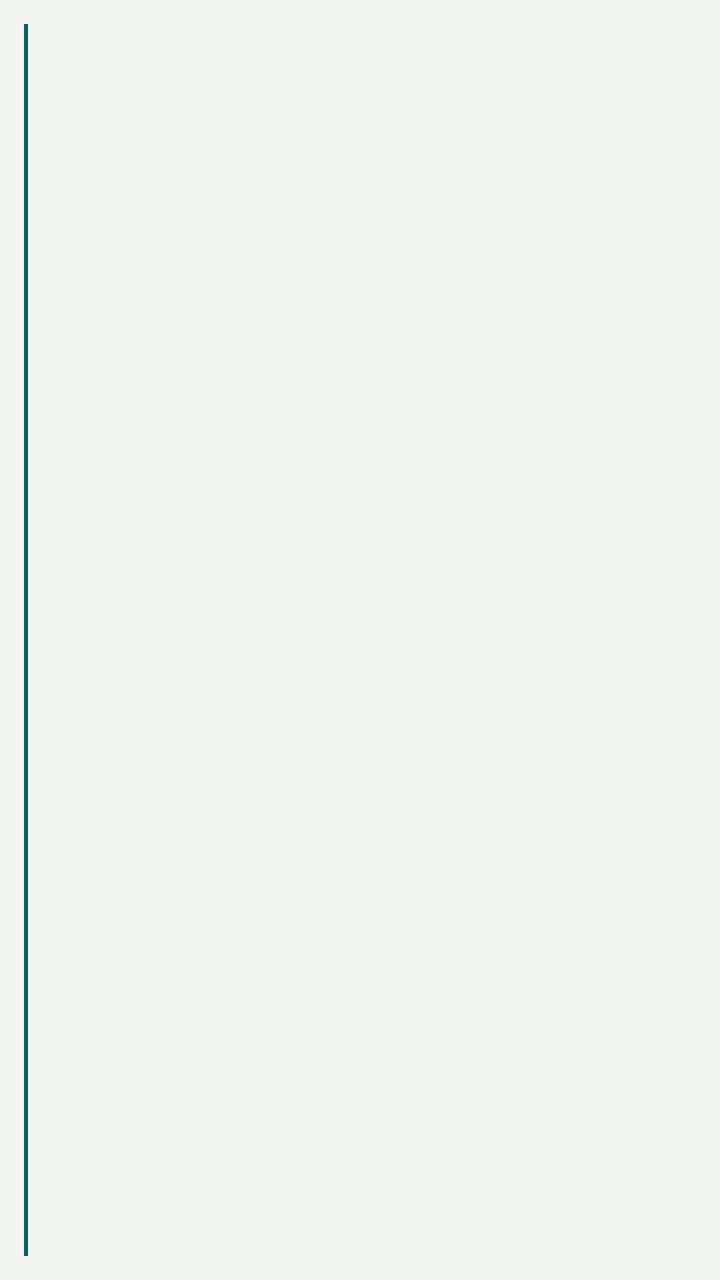
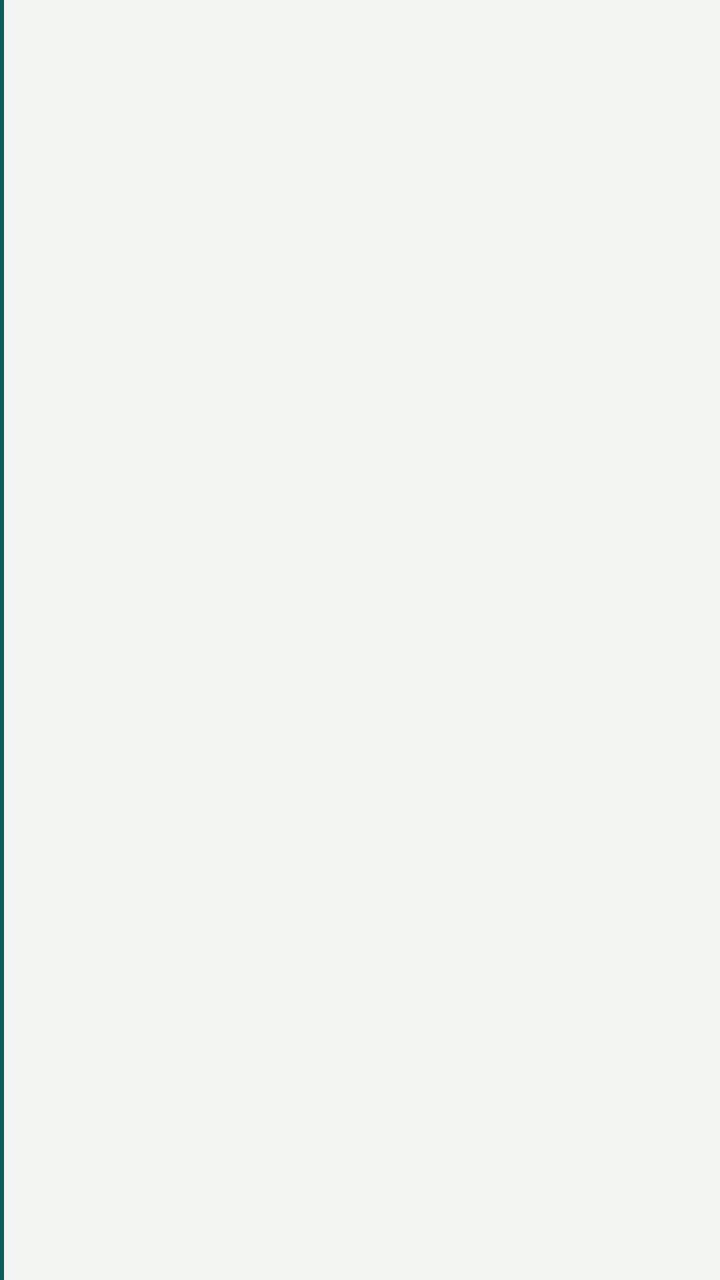

Before-and-after screenshots of an Android layout around one commit, followed by the original layout XML and the change that was made.
<!-- AndroidManifest.xml: application theme Theme.Beancount -->
<!-- res/layout/widget_balances.xml -->
<?xml version="1.0" encoding="utf-8"?>
<LinearLayout xmlns:android="http://schemas.android.com/apk/res/android"
    android:id="@+id/widget_root"
    android:layout_width="match_parent"
    android:layout_height="match_parent"
    android:orientation="horizontal"
    android:padding="12dp"
    android:background="@drawable/widget_background">

    <View
        android:layout_width="2dp"
        android:layout_height="match_parent"
        android:background="@color/widget_rule" />

    <LinearLayout
        android:layout_width="match_parent"
        android:layout_height="match_parent"
        android:orientation="vertical"
        android:paddingStart="10dp"
        android:paddingLeft="10dp">

        <TextView
            android:id="@+id/widget_label"
            android:layout_width="match_parent"
            android:layout_height="wrap_content"
            android:maxLines="1"
            android:ellipsize="end"
            android:textSize="12sp"
            android:textColor="@color/widget_label" />

        <LinearLayout
            android:id="@+id/widget_rows"
            android:layout_width="match_parent"
            android:layout_height="0dp"
            android:layout_weight="1"
            android:orientation="vertical" />

        <TextView
            android:id="@+id/widget_footnote"
            android:layout_width="match_parent"
            android:layout_height="wrap_content"
            android:maxLines="2"
            android:ellipsize="end"
            android:textSize="11sp"
            android:textColor="@color/widget_footnote" />
    </LinearLayout>
</LinearLayout>
<!-- resources referenced by this layout -->
<resources>
  <color name="widget_footnote">#6B7873</color>
  <color name="widget_label">#4A5754</color>
  <color name="widget_rule">#0B5F5B</color>
  <!-- drawable widget_background (drawable) -->
  <?xml version="1.0" encoding="utf-8"?>
  <shape xmlns:android="http://schemas.android.com/apk/res/android" android:shape="rectangle">
      <corners android:radius="16dp" />
      <solid android:color="@color/widget_surface" />
  </shape>
  <style name="Theme.Beancount" parent="android:Theme.Material.Light.NoActionBar">
          <item name="android:windowBackground">@color/window_background</item>
      </style>
  <color name="widget_surface">#F3F5F2</color>
  <color name="window_background">#F3F5F2</color>
</resources>

<!-- the commit's change to res/layout/widget_balances.xml (unified diff, before → after) -->
@@ -3,45 +3,37 @@
     android:id="@+id/widget_root"
     android:layout_width="match_parent"
     android:layout_height="match_parent"
-    android:orientation="horizontal"
-    android:padding="12dp"
+    android:orientation="vertical"
+    android:paddingTop="12dp"
+    android:paddingBottom="12dp"
+    android:paddingEnd="12dp"
+    android:paddingRight="12dp"
+    android:paddingStart="22dp"
+    android:paddingLeft="22dp"
     android:background="@drawable/widget_background">
 
-    <View
-        android:layout_width="2dp"
-        android:layout_height="match_parent"
-        android:background="@color/widget_rule" />
+    <TextView
+        android:id="@+id/widget_label"
+        android:layout_width="match_parent"
+        android:layout_height="wrap_content"
+        android:maxLines="1"
+        android:ellipsize="end"
+        android:textSize="12sp"
+        android:textColor="@color/widget_label" />
 
     <LinearLayout
+        android:id="@+id/widget_rows"
         android:layout_width="match_parent"
-        android:layout_height="match_parent"
-        android:orientation="vertical"
-        android:paddingStart="10dp"
-        android:paddingLeft="10dp">
+        android:layout_height="0dp"
+        android:layout_weight="1"
+        android:orientation="vertical" />
 
-        <TextView
-            android:id="@+id/widget_label"
-            android:layout_width="match_parent"
-            android:layout_height="wrap_content"
-            android:maxLines="1"
-            android:ellipsize="end"
-            android:textSize="12sp"
-            android:textColor="@color/widget_label" />
-
-        <LinearLayout
-            android:id="@+id/widget_rows"
-            android:layout_width="match_parent"
-            android:layout_height="0dp"
-            android:layout_weight="1"
-            android:orientation="vertical" />
-
-        <TextView
-            android:id="@+id/widget_footnote"
-            android:layout_width="match_parent"
-            android:layout_height="wrap_content"
-            android:maxLines="2"
-            android:ellipsize="end"
-            android:textSize="11sp"
-            android:textColor="@color/widget_footnote" />
-    </LinearLayout>
+    <TextView
+        android:id="@+id/widget_footnote"
+        android:layout_width="match_parent"
+        android:layout_height="wrap_content"
+        android:maxLines="2"
+        android:ellipsize="end"
+        android:textSize="11sp"
+        android:textColor="@color/widget_footnote" />
 </LinearLayout>
<!-- resource entries referenced after the edit -->
@@ -5,10 +5,19 @@
   <color name="widget_rule">#0B5F5B</color>
   <!-- drawable widget_background (drawable) -->
   <?xml version="1.0" encoding="utf-8"?>
-  <shape xmlns:android="http://schemas.android.com/apk/res/android" android:shape="rectangle">
-      <corners android:radius="16dp" />
-      <solid android:color="@color/widget_surface" />
-  </shape>
+  <layer-list xmlns:android="http://schemas.android.com/apk/res/android">
+      <item>
+          <shape android:shape="rectangle">
+              <corners android:radius="16dp" />
+              <solid android:color="@color/widget_surface" />
+          </shape>
+      </item>
+      <item android:width="2dp" android:gravity="start|fill_vertical">
+          <shape android:shape="rectangle">
+              <solid android:color="@color/widget_rule" />
+          </shape>
+      </item>
+  </layer-list>
   <style name="Theme.Beancount" parent="android:Theme.Material.Light.NoActionBar">
           <item name="android:windowBackground">@color/window_background</item>
       </style>
